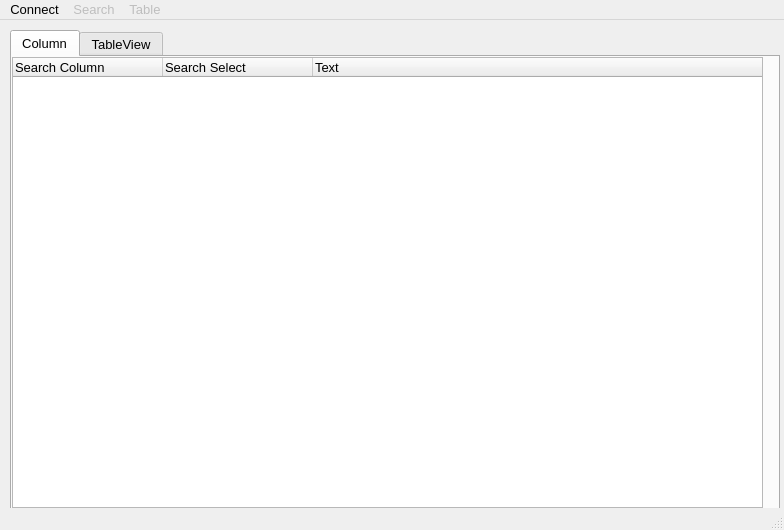
Old version of the form PokeDBWindow.ui in the repository plutorain/PokeDB.
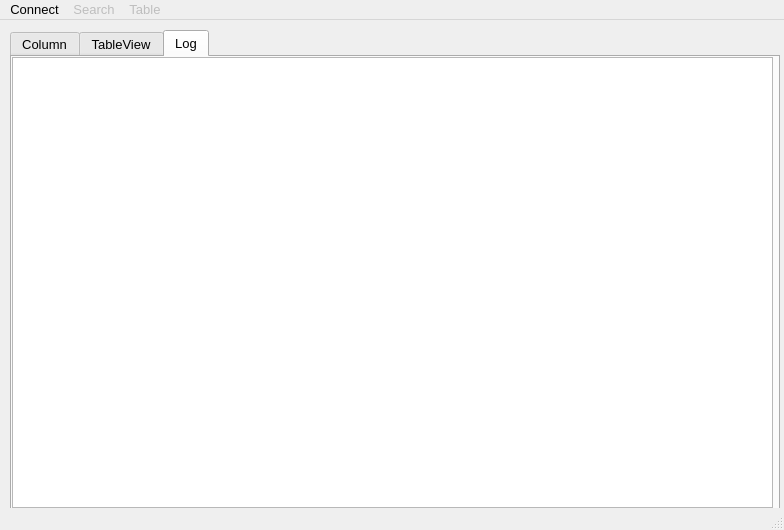
New version of the form. The open tabs and pages were chosen to show the change.

Commit message:
ADD : LogViewer Tab
Tab3 - Log Vieer

What changed in the file:
```diff
--- a/PokeDBWindow.ui
+++ b/PokeDBWindow.ui
@@ -116,6 +116,21 @@
       </property>
      </widget>
     </widget>
+    <widget class="QWidget" name="tab3">
+     <attribute name="title">
+      <string>Log</string>
+     </attribute>
+     <widget class="QTextBrowser" name="textBrowser">
+      <property name="geometry">
+       <rect>
+        <x>0</x>
+        <y>0</y>
+        <width>761</width>
+        <height>451</height>
+       </rect>
+      </property>
+     </widget>
+    </widget>
    </widget>
   </widget>
   <widget class="QStatusBar" name="statusbar"/>
```
The commit also changes 1 other file.
